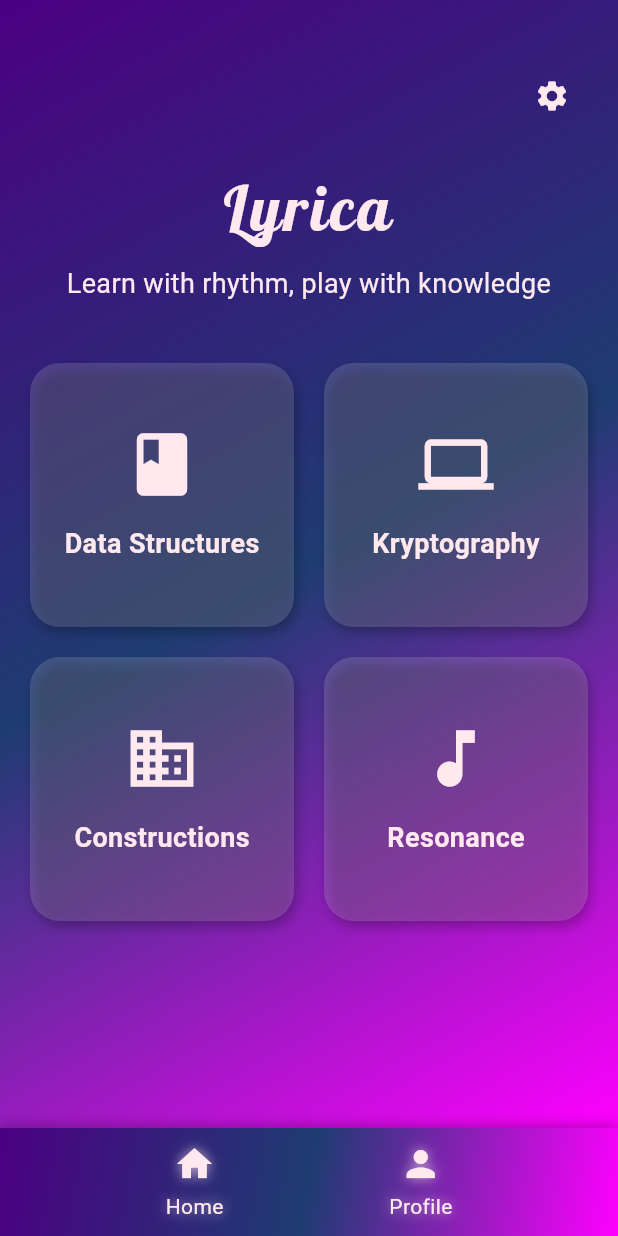
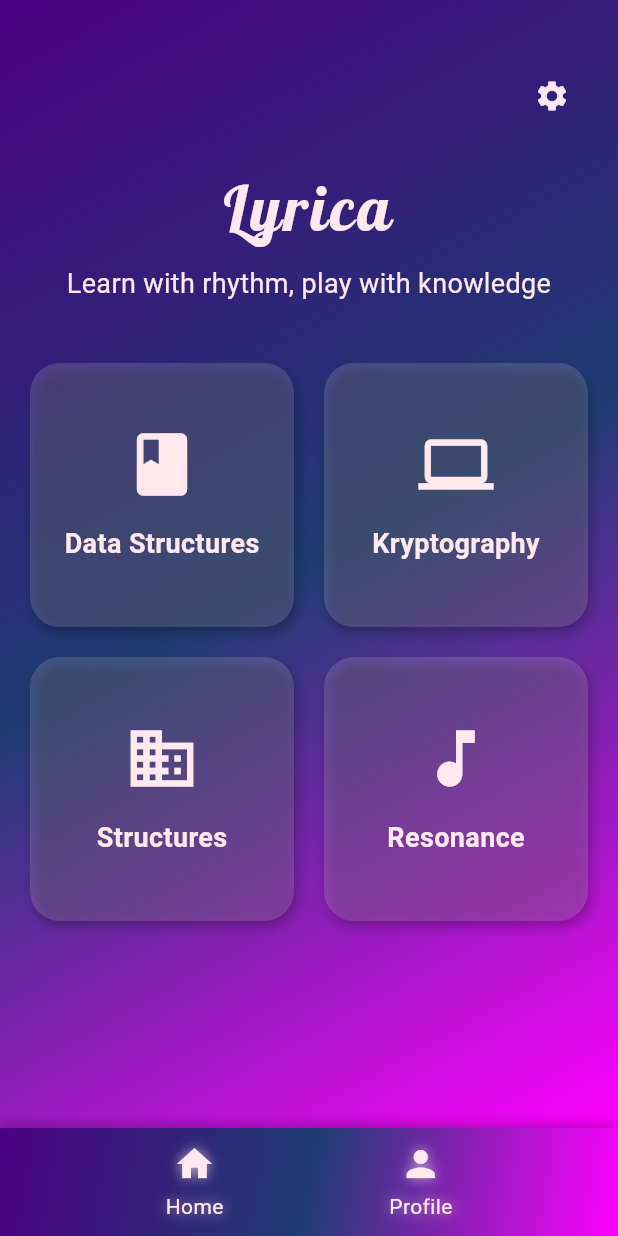
Before and after one commit to AasiyaNaaz/lyrica, a Flutter app: the screen it shows after launch, on a phone screen of 412 x 824 dp. Run offline on Flutter 3.47's test engine with Material 3 defaults, Android fonts, the phone set to English and light mode, and no system bars; our stand-ins replace audioplayers, shared_preferences.

Commit message:
changed a button's name

```diff
--- a/lib/screens/home.dart
+++ b/lib/screens/home.dart
@@ -123,7 +123,7 @@ class _HomePageState extends State<HomePage> with TickerProviderStateMixin {
                   _CategoryButton(
                     icon: Icons.business,
                     color: Color.fromARGB(255, 255, 232, 238),
-                    label: 'Constructions',
+                    label: 'Structures',
                     onTap: () {},
                   ),
                   _CategoryButton(
```
